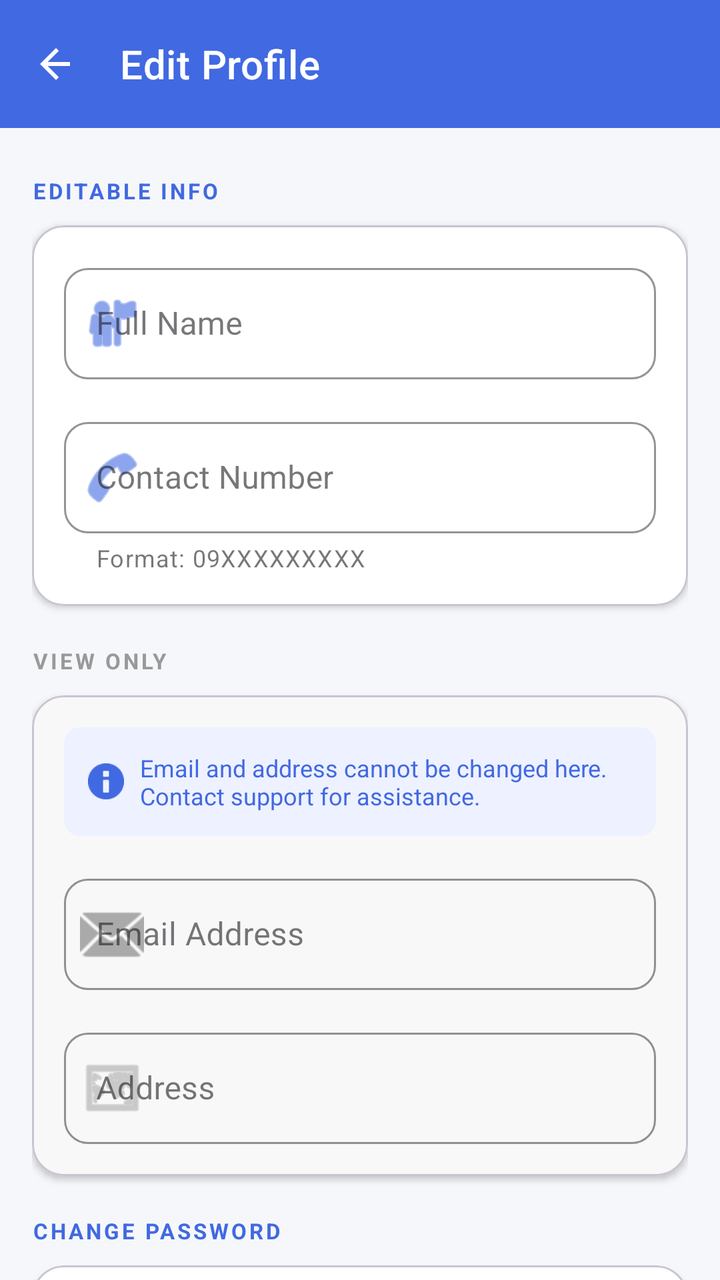
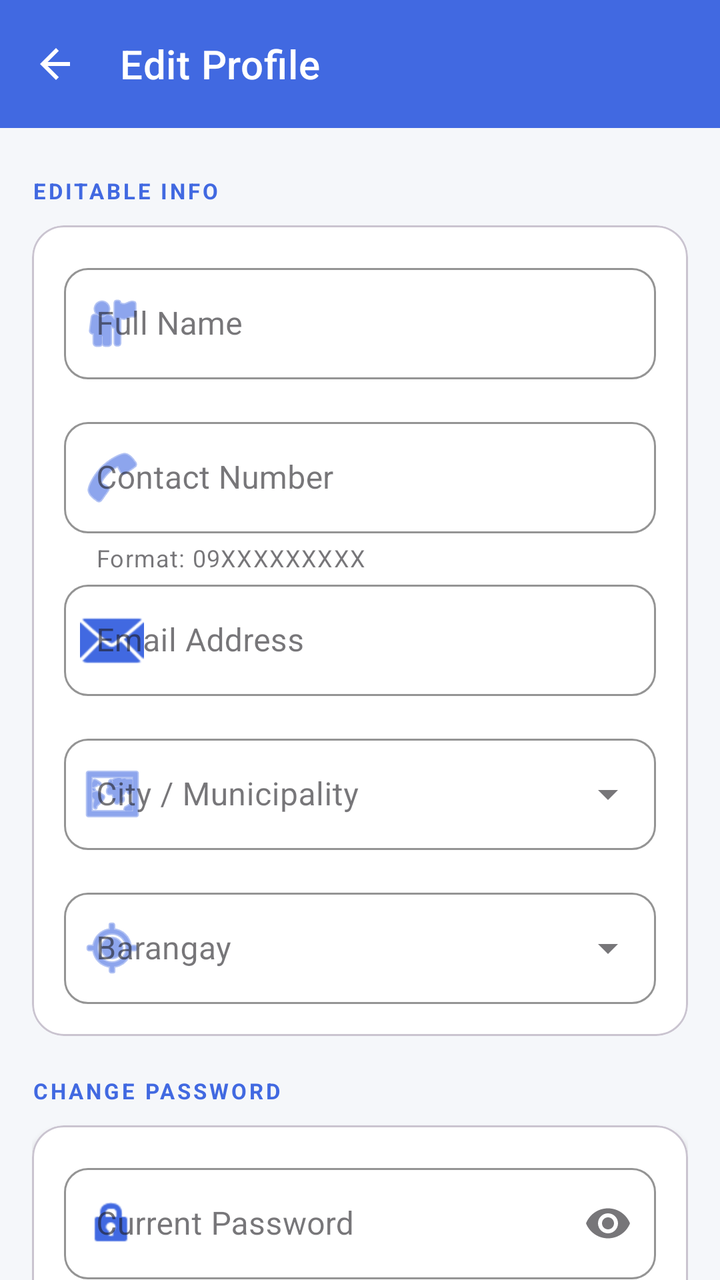

Before-and-after screenshots of an Android layout around one commit, followed by the original layout XML and the change that was made.
<!-- AndroidManifest.xml: application theme Theme.StreetAssist -->
<!-- res/layout/activity_profile_edit.xml -->
<?xml version="1.0" encoding="utf-8"?>
<androidx.coordinatorlayout.widget.CoordinatorLayout
    xmlns:android="http://schemas.android.com/apk/res/android"
    xmlns:app="http://schemas.android.com/apk/res-auto"
    android:layout_width="match_parent"
    android:layout_height="match_parent"
    android:background="#F5F7FA">

    
    <com.google.android.material.appbar.AppBarLayout
        android:layout_width="match_parent"
        android:layout_height="wrap_content"
        android:theme="@style/ThemeOverlay.MaterialComponents.Dark.ActionBar"
        app:elevation="0dp">

        <com.google.android.material.appbar.MaterialToolbar
            android:id="@+id/toolbar"
            android:layout_width="match_parent"
            android:layout_height="?attr/actionBarSize"
            android:background="#4169E1"
            app:navigationIcon="@drawable/ic_back"
            app:navigationIconTint="@android:color/white"
            app:title="Edit Profile"
            app:titleTextColor="@android:color/white"
            app:titleTextAppearance="@style/TextAppearance.MaterialComponents.Headline6" />

    </com.google.android.material.appbar.AppBarLayout>

    <androidx.core.widget.NestedScrollView
        android:layout_width="match_parent"
        android:layout_height="match_parent"
        app:layout_behavior="@string/appbar_scrolling_view_behavior"
        android:clipToPadding="false"
        android:paddingBottom="32dp">

        <LinearLayout
            android:layout_width="match_parent"
            android:layout_height="wrap_content"
            android:orientation="vertical"
            android:padding="16dp">

            
            <TextView
                android:layout_width="wrap_content"
                android:layout_height="wrap_content"
                android:text="EDITABLE INFO"
                android:textColor="#4169E1"
                android:textSize="11sp"
                android:textStyle="bold"
                android:letterSpacing="0.12"
                android:layout_marginTop="8dp"
                android:layout_marginBottom="10dp" />

            <com.google.android.material.card.MaterialCardView
                android:layout_width="match_parent"
                android:layout_height="wrap_content"
                app:cardCornerRadius="16dp"
                app:cardElevation="2dp"
                app:cardBackgroundColor="@android:color/white"
                android:layout_marginBottom="20dp">

                <LinearLayout
                    android:layout_width="match_parent"
                    android:layout_height="wrap_content"
                    android:orientation="vertical"
                    android:padding="16dp">

                    
                    <com.google.android.material.textfield.TextInputLayout
                        android:id="@+id/tilFullName"
                        style="@style/Widget.MaterialComponents.TextInputLayout.OutlinedBox"
                        android:layout_width="match_parent"
                        android:layout_height="wrap_content"
                        android:hint="Full Name"
                        android:layout_marginBottom="16dp"
                        app:boxCornerRadiusTopStart="12dp"
                        app:boxCornerRadiusTopEnd="12dp"
                        app:boxCornerRadiusBottomStart="12dp"
                        app:boxCornerRadiusBottomEnd="12dp"
                        app:boxStrokeColor="#4169E1"
                        app:hintTextColor="#4169E1"
                        app:startIconDrawable="@android:drawable/ic_menu_myplaces"
                        app:startIconTint="#4169E1">

                        <com.google.android.material.textfield.TextInputEditText
                            android:id="@+id/etFullName"
                            android:layout_width="match_parent"
                            android:layout_height="wrap_content"
                            android:inputType="textPersonName|textCapWords"
                            android:textColor="#333333" />
                    </com.google.android.material.textfield.TextInputLayout>

                    
                    <com.google.android.material.textfield.TextInputLayout
                        android:id="@+id/tilContact"
                        style="@style/Widget.MaterialComponents.TextInputLayout.OutlinedBox"
                        android:layout_width="match_parent"
                        android:layout_height="wrap_content"
                        android:hint="Contact Number"
                        app:boxCornerRadiusTopStart="12dp"
                        app:boxCornerRadiusTopEnd="12dp"
                        app:boxCornerRadiusBottomStart="12dp"
                        app:boxCornerRadiusBottomEnd="12dp"
                        app:boxStrokeColor="#4169E1"
                        app:hintTextColor="#4169E1"
                        app:startIconDrawable="@android:drawable/ic_menu_call"
                        app:startIconTint="#4169E1"
                        app:helperText="Format: 09XXXXXXXXX">

                        <com.google.android.material.textfield.TextInputEditText
                            android:id="@+id/etContact"
                            android:layout_width="match_parent"
                            android:layout_height="wrap_content"
                            android:inputType="phone"
                            android:maxLength="11"
                            android:textColor="#333333" />
                    </com.google.android.material.textfield.TextInputLayout>

                </LinearLayout>
            </com.google.android.material.card.MaterialCardView>

            
            <TextView
                android:layout_width="wrap_content"
                android:layout_height="wrap_content"
                android:text="VIEW ONLY"
                android:textColor="#999999"
                android:textSize="11sp"
                android:textStyle="bold"
                android:letterSpacing="0.12"
                android:layout_marginBottom="10dp" />

            <com.google.android.material.card.MaterialCardView
                android:layout_width="match_parent"
                android:layout_height="wrap_content"
                app:cardCornerRadius="16dp"
                app:cardElevation="2dp"
                app:cardBackgroundColor="#F8F8F8"
                android:layout_marginBottom="20dp">

                <LinearLayout
                    android:layout_width="match_parent"
                    android:layout_height="wrap_content"
                    android:orientation="vertical"
                    android:padding="16dp">

                    
                    <LinearLayout
                        android:layout_width="match_parent"
                        android:layout_height="wrap_content"
                        android:background="@drawable/rounded_info_bg"
                        android:gravity="center_vertical"
                        android:orientation="horizontal"
                        android:padding="12dp"
                        android:layout_marginBottom="16dp">

                        <ImageView
                            android:layout_width="18dp"
                            android:layout_height="18dp"
                            android:src="@android:drawable/ic_dialog_info"
                            app:tint="#4169E1" />

                        <TextView
                            android:layout_width="wrap_content"
                            android:layout_height="wrap_content"
                            android:layout_marginStart="8dp"
                            android:text="Email and address cannot be changed here. Contact support for assistance."
                            android:textColor="#4169E1"
                            android:textSize="12sp" />
                    </LinearLayout>

                    
                    <com.google.android.material.textfield.TextInputLayout
                        android:id="@+id/tilEmail"
                        style="@style/Widget.MaterialComponents.TextInputLayout.OutlinedBox"
                        android:layout_width="match_parent"
                        android:layout_height="wrap_content"
                        android:hint="Email Address"
                        android:layout_marginBottom="16dp"
                        app:boxCornerRadiusTopStart="12dp"
                        app:boxCornerRadiusTopEnd="12dp"
                        app:boxCornerRadiusBottomStart="12dp"
                        app:boxCornerRadiusBottomEnd="12dp"
                        app:boxStrokeColor="#CCCCCC"
                        app:hintTextColor="#999999"
                        app:startIconDrawable="@android:drawable/ic_dialog_email"
                        app:startIconTint="#AAAAAA"
                        app:endIconDrawable="@android:drawable/ic_lock_idle_lock"
                        app:endIconTint="#AAAAAA">

                        <com.google.android.material.textfield.TextInputEditText
                            android:id="@+id/etEmail"
                            android:layout_width="match_parent"
                            android:layout_height="wrap_content"
                            android:enabled="false"
                            android:focusable="false"
                            android:textColor="#AAAAAA"
                            android:inputType="textEmailAddress" />
                    </com.google.android.material.textfield.TextInputLayout>

                    
                    <com.google.android.material.textfield.TextInputLayout
                        android:id="@+id/tilAddress"
                        style="@style/Widget.MaterialComponents.TextInputLayout.OutlinedBox"
                        android:layout_width="match_parent"
                        android:layout_height="wrap_content"
                        android:hint="Address"
                        app:boxCornerRadiusTopStart="12dp"
                        app:boxCornerRadiusTopEnd="12dp"
                        app:boxCornerRadiusBottomStart="12dp"
                        app:boxCornerRadiusBottomEnd="12dp"
                        app:boxStrokeColor="#CCCCCC"
                        app:hintTextColor="#999999"
                        app:startIconDrawable="@android:drawable/ic_menu_mapmode"
                        app:startIconTint="#AAAAAA"
                        app:endIconDrawable="@android:drawable/ic_lock_idle_lock"
                        app:endIconTint="#AAAAAA">

                        <com.google.android.material.textfield.TextInputEditText
                            android:id="@+id/etAddress"
                            android:layout_width="match_parent"
                            android:layout_height="wrap_content"
                            android:enabled="false"
                            android:focusable="false"
                            android:textColor="#AAAAAA"
                            android:inputType="textMultiLine"
                            android:minLines="1" />
                    </com.google.android.material.textfield.TextInputLayout>

                </LinearLayout>
            </com.google.android.material.card.MaterialCardView>

            
            <TextView
                android:layout_width="wrap_content"
                android:layout_height="wrap_content"
                android:text="CHANGE PASSWORD"
                android:textColor="#4169E1"
                android:textSize="11sp"
                android:textStyle="bold"
                android:letterSpacing="0.12"
                android:layout_marginBottom="10dp" />

            <com.google.android.material.card.MaterialCardView
                android:layout_width="match_parent"
                android:layout_height="wrap_content"
                app:cardCornerRadius="16dp"
                app:cardElevation="2dp"
                app:cardBackgroundColor="@android:color/white"
                android:layout_marginBottom="28dp">

                <LinearLayout
                    android:layout_width="match_parent"
                    android:layout_height="wrap_content"
                    android:orientation="vertical"
                    android:padding="16dp">

                    
                    <com.google.android.material.textfield.TextInputLayout
                        android:id="@+id/tilCurrentPassword"
                        style="@style/Widget.MaterialComponents.TextInputLayout.OutlinedBox"
                        android:layout_width="match_parent"
                        android:layout_height="wrap_content"
                        android:hint="Current Password"
                        android:layout_marginBottom="16dp"
                        app:boxCornerRadiusTopStart="12dp"
                        app:boxCornerRadiusTopEnd="12dp"
                        app:boxCornerRadiusBottomStart="12dp"
                        app:boxCornerRadiusBottomEnd="12dp"
                        app:boxStrokeColor="#4169E1"
                        app:hintTextColor="#4169E1"
                        app:endIconMode="password_toggle"
                        app:startIconDrawable="@android:drawable/ic_lock_idle_lock"
                        app:startIconTint="#4169E1"
                        app:helperText="Required to save any changes">

                        <com.google.android.material.textfield.TextInputEditText
                            android:id="@+id/etCurrentPassword"
                            android:layout_width="match_parent"
                            android:layout_height="wrap_content"
                            android:inputType="textPassword"
                            android:textColor="#333333" />
                    </com.google.android.material.textfield.TextInputLayout>

                    
                    <com.google.android.material.textfield.TextInputLayout
                        android:id="@+id/tilNewPassword"
                        style="@style/Widget.MaterialComponents.TextInputLayout.OutlinedBox"
                        android:layout_width="match_parent"
                        android:layout_height="wrap_content"
                        android:hint="New Password (optional)"
                        android:layout_marginBottom="16dp"
                        app:boxCornerRadiusTopStart="12dp"
                        app:boxCornerRadiusTopEnd="12dp"
                        app:boxCornerRadiusBottomStart="12dp"
                        app:boxCornerRadiusBottomEnd="12dp"
                        app:boxStrokeColor="#4169E1"
                        app:hintTextColor="#4169E1"
                        app:endIconMode="password_toggle"
                        app:startIconDrawable="@android:drawable/ic_lock_idle_lock"
                        app:startIconTint="#4169E1"
                        app:helperText="Leave blank to keep current password">

                        <com.google.android.material.textfield.TextInputEditText
                            android:id="@+id/etNewPassword"
                            android:layout_width="match_parent"
                            android:layout_height="wrap_content"
                            android:inputType="textPassword"
                            android:textColor="#333333" />
                    </com.google.android.material.textfield.TextInputLayout>

                    
                    <com.google.android.material.textfield.TextInputLayout
                        android:id="@+id/tilConfirmPassword"
                        style="@style/Widget.MaterialComponents.TextInputLayout.OutlinedBox"
                        android:layout_width="match_parent"
                        android:layout_height="wrap_content"
                        android:hint="Confirm New Password"
                        app:boxCornerRadiusTopStart="12dp"
                        app:boxCornerRadiusTopEnd="12dp"
                        app:boxCornerRadiusBottomStart="12dp"
                        app:boxCornerRadiusBottomEnd="12dp"
                        app:boxStrokeColor="#4169E1"
                        app:hintTextColor="#4169E1"
                        app:endIconMode="password_toggle"
                        app:startIconDrawable="@android:drawable/ic_lock_idle_lock"
                        app:startIconTint="#4169E1">

                        <com.google.android.material.textfield.TextInputEditText
                            android:id="@+id/etConfirmPassword"
                            android:layout_width="match_parent"
                            android:layout_height="wrap_content"
                            android:inputType="textPassword"
                            android:textColor="#333333" />
                    </com.google.android.material.textfield.TextInputLayout>

                </LinearLayout>
            </com.google.android.material.card.MaterialCardView>

            
            <com.google.android.material.button.MaterialButton
                android:id="@+id/btnSaveChanges"
                android:layout_width="match_parent"
                android:layout_height="56dp"
                android:text="Save Changes"
                android:textColor="@android:color/white"
                android:textStyle="bold"
                android:textSize="16sp"
                app:backgroundTint="#4169E1"
                app:cornerRadius="14dp"
                app:icon="@android:drawable/ic_menu_save"
                app:iconGravity="textStart"
                app:iconTint="@android:color/white" />

        </LinearLayout>
    </androidx.core.widget.NestedScrollView>

</androidx.coordinatorlayout.widget.CoordinatorLayout>
<!-- resources referenced by this layout -->
<resources>
  <!-- drawable ic_back (drawable) -->
  <vector xmlns:android="http://schemas.android.com/apk/res/android"
      android:width="24dp"
      android:height="24dp"
      android:viewportWidth="24"
      android:viewportHeight="24">
  
      <path
          android:fillColor="#000000"
          android:pathData="M19,11H7.83l5.59,-5.59L12,4l-8,8 8,8 1.41,-1.41L7.83,13H19v-2z"/>
  </vector>
  <!-- drawable rounded_info_bg (drawable) -->
  <?xml version="1.0" encoding="utf-8"?>
  <shape xmlns:android="http://schemas.android.com/apk/res/android">
      <solid android:color="#EEF1FF" />
      <corners android:radius="8dp" />
  </shape>
  <style name="Theme.StreetAssist" parent="Base.Theme.StreetAssist" />
  <style name="Base.Theme.StreetAssist" parent="Theme.Material3.DayNight.NoActionBar">
          
          
      </style>
</resources>

<!-- the commit's change to res/layout/activity_profile_edit.xml (unified diff, before → after) -->
@@ -116,59 +116,6 @@
                             android:textColor="#333333" />
                     </com.google.android.material.textfield.TextInputLayout>
 
-                </LinearLayout>
-            </com.google.android.material.card.MaterialCardView>
-
-            
-            <TextView
-                android:layout_width="wrap_content"
-                android:layout_height="wrap_content"
-                android:text="VIEW ONLY"
-                android:textColor="#999999"
-                android:textSize="11sp"
-                android:textStyle="bold"
-                android:letterSpacing="0.12"
-                android:layout_marginBottom="10dp" />
-
-            <com.google.android.material.card.MaterialCardView
-                android:layout_width="match_parent"
-                android:layout_height="wrap_content"
-                app:cardCornerRadius="16dp"
-                app:cardElevation="2dp"
-                app:cardBackgroundColor="#F8F8F8"
-                android:layout_marginBottom="20dp">
-
-                <LinearLayout
-                    android:layout_width="match_parent"
-                    android:layout_height="wrap_content"
-                    android:orientation="vertical"
-                    android:padding="16dp">
-
-                    
-                    <LinearLayout
-                        android:layout_width="match_parent"
-                        android:layout_height="wrap_content"
-                        android:background="@drawable/rounded_info_bg"
-                        android:gravity="center_vertical"
-                        android:orientation="horizontal"
-                        android:padding="12dp"
-                        android:layout_marginBottom="16dp">
-
-                        <ImageView
-                            android:layout_width="18dp"
-                            android:layout_height="18dp"
-                            android:src="@android:drawable/ic_dialog_info"
-                            app:tint="#4169E1" />
-
-                        <TextView
-                            android:layout_width="wrap_content"
-                            android:layout_height="wrap_content"
-                            android:layout_marginStart="8dp"
-                            android:text="Email and address cannot be changed here. Contact support for assistance."
-                            android:textColor="#4169E1"
-                            android:textSize="12sp" />
-                    </LinearLayout>
-
                     
                     <com.google.android.material.textfield.TextInputLayout
                         android:id="@+id/tilEmail"
@@ -181,50 +128,64 @@
                         app:boxCornerRadiusTopEnd="12dp"
                         app:boxCornerRadiusBottomStart="12dp"
                         app:boxCornerRadiusBottomEnd="12dp"
-                        app:boxStrokeColor="#CCCCCC"
-                        app:hintTextColor="#999999"
+                        app:boxStrokeColor="#4169E1"
+                        app:hintTextColor="#4169E1"
                         app:startIconDrawable="@android:drawable/ic_dialog_email"
-                        app:startIconTint="#AAAAAA"
-                        app:endIconDrawable="@android:drawable/ic_lock_idle_lock"
-                        app:endIconTint="#AAAAAA">
+                        app:startIconTint="#4169E1">
 
                         <com.google.android.material.textfield.TextInputEditText
                             android:id="@+id/etEmail"
                             android:layout_width="match_parent"
                             android:layout_height="wrap_content"
-                            android:enabled="false"
-                            android:focusable="false"
-                            android:textColor="#AAAAAA"
-                            android:inputType="textEmailAddress" />
-                    </com.google.android.material.textfield.TextInputLayout>
-
-                    
-                    <com.google.android.material.textfield.TextInputLayout
-                        android:id="@+id/tilAddress"
-                        style="@style/Widget.MaterialComponents.TextInputLayout.OutlinedBox"
-                        android:layout_width="match_parent"
-                        android:layout_height="wrap_content"
-                        android:hint="Address"
-                        app:boxCornerRadiusTopStart="12dp"
-                        app:boxCornerRadiusTopEnd="12dp"
-                        app:boxCornerRadiusBottomStart="12dp"
-                        app:boxCornerRadiusBottomEnd="12dp"
-                        app:boxStrokeColor="#CCCCCC"
-                        app:hintTextColor="#999999"
+                            android:inputType="textEmailAddress"
+                            android:textColor="#333333" />
+                    </com.google.android.material.textfield.TextInputLayout>
+
+                    
+                    <com.google.android.material.textfield.TextInputLayout
+                        android:id="@+id/tilCity"
+                        style="@style/Widget.MaterialComponents.TextInputLayout.OutlinedBox.ExposedDropdownMenu"
+                        android:layout_width="match_parent"
+                        android:layout_height="wrap_content"
+                        android:hint="City / Municipality"
+                        android:layout_marginBottom="16dp"
+                        app:boxCornerRadiusTopStart="12dp"
+                        app:boxCornerRadiusTopEnd="12dp"
+                        app:boxCornerRadiusBottomStart="12dp"
+                        app:boxCornerRadiusBottomEnd="12dp"
+                        app:boxStrokeColor="#4169E1"
+                        app:hintTextColor="#4169E1"
                         app:startIconDrawable="@android:drawable/ic_menu_mapmode"
-                        app:startIconTint="#AAAAAA"
-                        app:endIconDrawable="@android:drawable/ic_lock_idle_lock"
-                        app:endIconTint="#AAAAAA">
-
-                        <com.google.android.material.textfield.TextInputEditText
-                            android:id="@+id/etAddress"
-                            android:layout_width="match_parent"
-                            android:layout_height="wrap_content"
-                            android:enabled="false"
-                            android:focusable="false"
-                            android:textColor="#AAAAAA"
-                            android:inputType="textMultiLine"
-                            android:minLines="1" />
+                        app:startIconTint="#4169E1">
+
+                        <AutoCompleteTextView
+                            android:id="@+id/spinnerCity"
+                            android:layout_width="match_parent"
+                            android:layout_height="wrap_content"
+                            android:inputType="none" />
+                    </com.google.android.material.textfield.TextInputLayout>
+
+                    
+                    <com.google.android.material.textfield.TextInputLayout
+                        android:id="@+id/tilBarangay"
+                        style="@style/Widget.MaterialComponents.TextInputLayout.OutlinedBox.ExposedDropdownMenu"
+                        android:layout_width="match_parent"
+                        android:layout_height="wrap_content"
+                        android:hint="Barangay"
+                        app:boxCornerRadiusTopStart="12dp"
+                        app:boxCornerRadiusTopEnd="12dp"
+                        app:boxCornerRadiusBottomStart="12dp"
+                        app:boxCornerRadiusBottomEnd="12dp"
+                        app:boxStrokeColor="#4169E1"
+                        app:hintTextColor="#4169E1"
+                        app:startIconDrawable="@android:drawable/ic_menu_mylocation"
+                        app:startIconTint="#4169E1">
+
+                        <AutoCompleteTextView
+                            android:id="@+id/spinnerBarangay"
+                            android:layout_width="match_parent"
+                            android:layout_height="wrap_content"
+                            android:inputType="none" />
                     </com.google.android.material.textfield.TextInputLayout>
 
                 </LinearLayout>
@@ -288,7 +249,7 @@
                         style="@style/Widget.MaterialComponents.TextInputLayout.OutlinedBox"
                         android:layout_width="match_parent"
                         android:layout_height="wrap_content"
-                        android:hint="New Password (optional)"
+                        android:hint="New Password"
                         android:layout_marginBottom="16dp"
                         app:boxCornerRadiusTopStart="12dp"
                         app:boxCornerRadiusTopEnd="12dp"
@@ -298,8 +259,7 @@
                         app:hintTextColor="#4169E1"
                         app:endIconMode="password_toggle"
                         app:startIconDrawable="@android:drawable/ic_lock_idle_lock"
-                        app:startIconTint="#4169E1"
-                        app:helperText="Leave blank to keep current password">
+                        app:startIconTint="#4169E1">
 
                         <com.google.android.material.textfield.TextInputEditText
                             android:id="@+id/etNewPassword"
<!-- resource entries referenced after the edit -->
@@ -11,12 +11,6 @@
           android:fillColor="#000000"
           android:pathData="M19,11H7.83l5.59,-5.59L12,4l-8,8 8,8 1.41,-1.41L7.83,13H19v-2z"/>
   </vector>
-  <!-- drawable rounded_info_bg (drawable) -->
-  <?xml version="1.0" encoding="utf-8"?>
-  <shape xmlns:android="http://schemas.android.com/apk/res/android">
-      <solid android:color="#EEF1FF" />
-      <corners android:radius="8dp" />
-  </shape>
   <style name="Theme.StreetAssist" parent="Base.Theme.StreetAssist" />
   <style name="Base.Theme.StreetAssist" parent="Theme.Material3.DayNight.NoActionBar">
           
